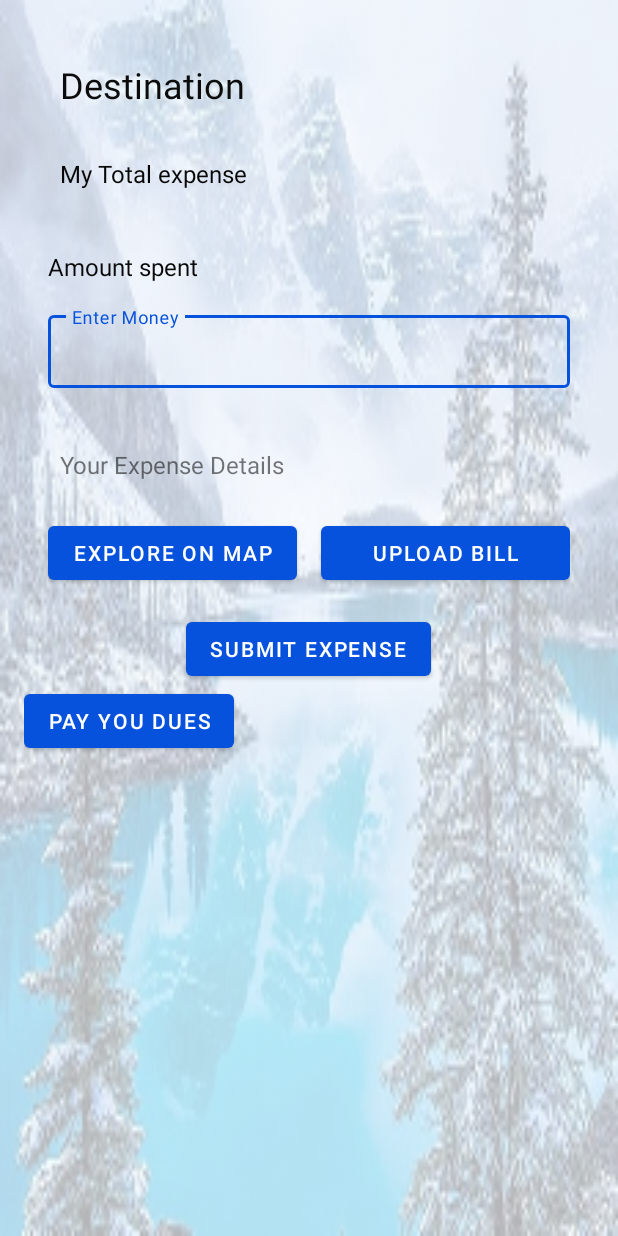
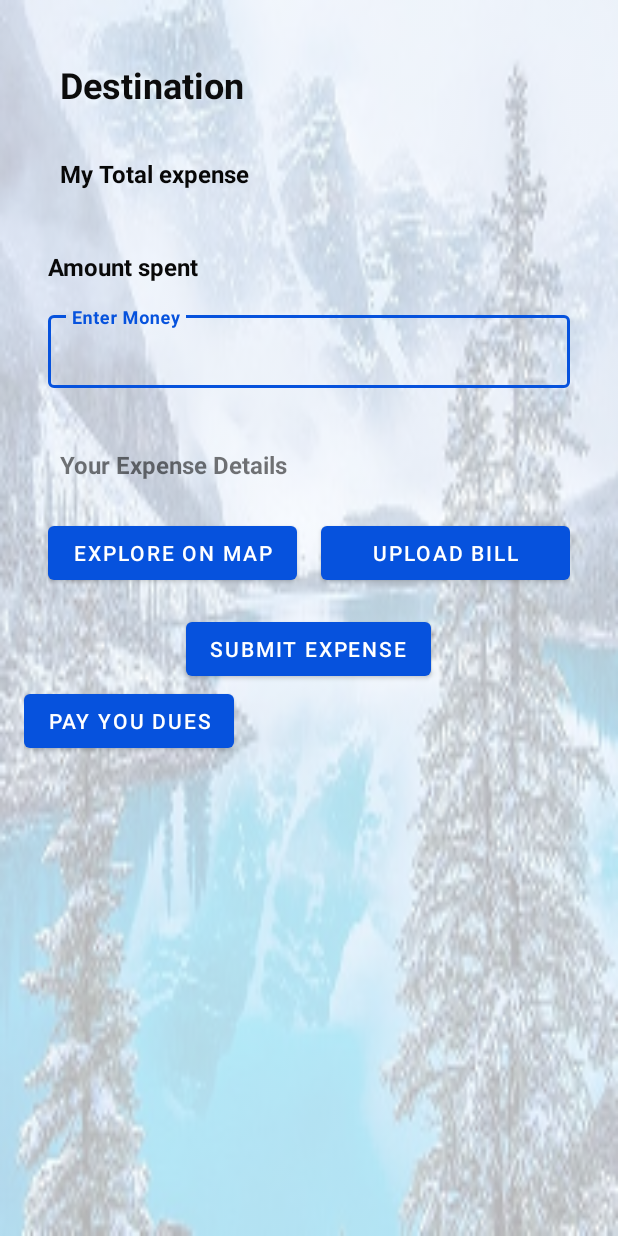
Before and after one commit to avanipatel9/Capstone_teamPurple_bonVoyage, an Android app: the layout activity_trip.xml on its own in the app's theme, with its tools: preview values and no code run, on a phone screen of 412 x 824 dp. Run offline under Robolectric (Android 15) with nearby library versions, the phone set to English and light mode, and no system bars.

Commit message:
[cp] trip activity text changed to bold

```diff
--- a/app/src/main/res/layout/activity_map.xml
+++ b/app/src/main/res/layout/activity_map.xml
@@ -18,13 +18,13 @@
             android:layout_height="50dp"
             android:layout_marginLeft="10dp"
             android:layout_marginTop="10dp"
-            android:background="@drawable/photos_background_stroke"
+            android:background="@drawable/common_google_signin_btn_icon_dark_normal_background"
             android:gravity="center">
 
             <ImageView
                 android:layout_width="54dp"
                 android:layout_height="40dp"
-                android:src="@drawable/googlemap"></ImageView>
+                android:src="@drawable/googlemap" />
 
             <TextView
                 android:layout_width="wrap_content"
@@ -33,7 +33,7 @@
                 android:layout_marginRight="10dp"
                 android:fontFamily="sans-serif"
                 android:gravity="center"
-                android:text="Expense Location"
+                android:text="Explore Location"
                 android:textColor="#0E0E0E"
                 android:textSize="20sp" />
         </LinearLayout>
--- a/app/src/main/res/layout/activity_trip.xml
+++ b/app/src/main/res/layout/activity_trip.xml
@@ -22,7 +22,8 @@
             android:padding="8dp"
             android:text="Destination"
             android:textColor="#0C0C0C"
-            android:textSize="24sp" />
+            android:textSize="24sp"
+            android:textStyle="bold"/>
 
         <TextView
             android:id="@+id/moneyspent"
@@ -34,7 +35,8 @@
             android:padding="8dp"
             android:text="My Total expense"
             android:textColor="#070707"
-            android:textSize="16dp" />
+            android:textSize="16dp"
+            android:textStyle="bold"/>
 
 
         <ListView
@@ -46,7 +48,8 @@
             android:layout_marginBottom="16dp"
             android:drawSelectorOnTop="false"
             android:textSize="20dp"
-            tools:textColor="@color/colorPrimaryDark" />
+            android:textStyle="bold"
+            tools:textColor="#7B188C" />
 
         <TextView
             android:id="@+id/moneyspentbyme"
@@ -57,7 +60,8 @@
             android:layout_marginBottom="16dp"
             android:text="Amount spent"
             android:textColor="#090909"
-            android:textSize="16sp" />
+            android:textSize="16sp"
+            android:textStyle="bold"/>
 
 <!--        <EditText-->
 <!--            android:id="@+id/entermoney"-->
@@ -83,7 +87,8 @@
                         android:layout_width="match_parent"
                         android:layout_height="wrap_content"
                         android:inputType="number"
-                        android:textSize="16sp"/>
+                        android:textSize="16sp"
+                        android:textStyle="bold"/>
                 </com.google.android.material.textfield.TextInputLayout>
 
         <TextView
@@ -93,6 +98,7 @@
             android:padding="8dp"
             android:text="Your Expense Details"
             android:id="@+id/show"
+            android:textStyle="bold"
             android:textSize="16sp"/>
 
 <!--    <EditText-->
```
Also changed, not shown: app/src/main/java/com/avanipatel9/capstone_teampurple_bonvoyage/TripActivity.java (+8 -9 lines).
